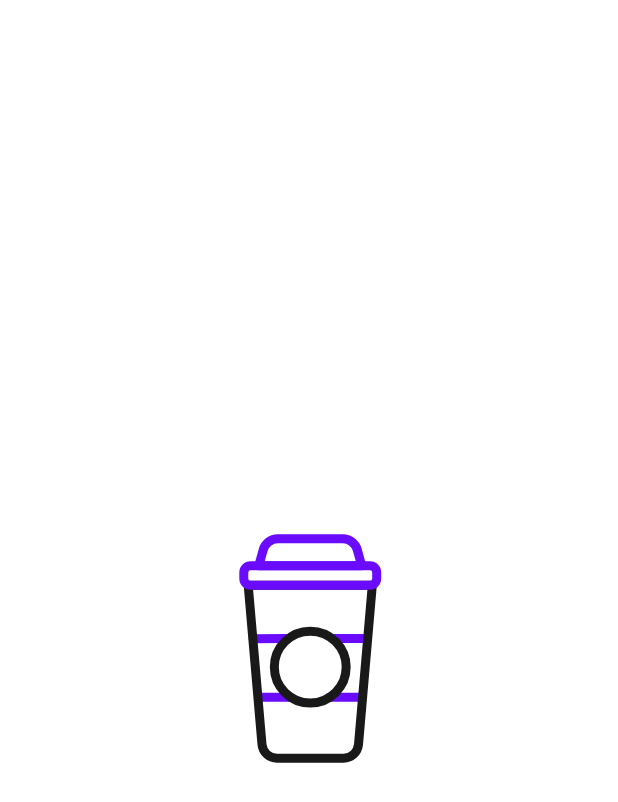
After one commit to kekulta/Events, an Android app built with Jetpack Compose: the composable SplashFlow shown on its own in the app's theme, on a phone screen of 412 x 824 dp. The commit adds this screen. Shown: the top 802 px of the screen. Run offline under Robolectric (Android 15) with nearby library versions, the light colour scheme and no system bars; Roboto replaces fonts that are not available here.

Commit message:
Add SplashScreen and Flow routes

```diff
--- a/app/build.gradle.kts
+++ b/app/build.gradle.kts
@@ -12,7 +12,7 @@ android {
 
     defaultConfig {
         applicationId = "com.kekulta.events"
-        minSdk = 29
+        minSdk = 31
         targetSdk = 34
         versionCode = 1
         versionName = "1.0"
@@ -55,6 +55,8 @@ android {
 }
 
 dependencies {
+    implementation(libs.androidx.core.splashscreen)
+    implementation(libs.lottie.compose)
     implementation(libs.coil.compose)
     implementation(libs.telephoto.zoomable)
     implementation(libs.androidx.core.ktx)
--- a/app/src/main/java/com/kekulta/events/ui/navigation/NavigatorUtils.kt
+++ b/app/src/main/java/com/kekulta/events/ui/navigation/NavigatorUtils.kt
@@ -3,6 +3,7 @@ package com.kekulta.events.ui.navigation
 import android.os.Build
 import android.os.Bundle
 import android.os.Parcelable
+import androidx.activity.compose.LocalOnBackPressedDispatcherOwner
 import androidx.compose.animation.AnimatedContentScope
 import androidx.compose.runtime.Composable
 import androidx.compose.runtime.CompositionLocalProvider
@@ -20,6 +21,10 @@ import kotlinx.serialization.encodeToString
 import kotlinx.serialization.json.Json
 import kotlin.reflect.typeOf
 
+@Composable
+fun getOnBackPressedDispatcher() = checkNotNull(LocalOnBackPressedDispatcherOwner.current) {
+    "No OnBackPressedDispatcherOwner was provided via LocalOnBackPressedDispatcherOwner"
+}.onBackPressedDispatcher
 
 val LocalNavigator = staticCompositionLocalOf<Navigator> {
     error("No navigator provided!")
--- /dev/null
+++ b/app/src/main/java/com/kekulta/events/ui/screens/flows/SplashFlow.kt
@@ -0,0 +1,61 @@
+package com.kekulta.events.ui.screens.flows
+
+import androidx.compose.foundation.layout.Box
+import androidx.compose.foundation.layout.fillMaxSize
+import androidx.compose.foundation.layout.size
+import androidx.compose.runtime.Composable
+import androidx.compose.runtime.getValue
+import androidx.compose.runtime.mutableStateOf
+import androidx.compose.runtime.remember
+import androidx.compose.runtime.setValue
+import androidx.compose.ui.Alignment
+import androidx.compose.ui.Modifier
+import com.airbnb.lottie.compose.LottieAnimation
+import com.airbnb.lottie.compose.LottieCompositionSpec
+import com.airbnb.lottie.compose.animateLottieCompositionAsState
+import com.airbnb.lottie.compose.rememberLottieComposition
+import com.kekulta.events.R
+import com.kekulta.events.ui.theme.EventsTheme
+
+@Composable
+fun SplashFlow(
+    onFlowEnd: () -> Unit,
+) {
+    Box(modifier = Modifier.fillMaxSize(), contentAlignment = Alignment.Center) {
+        AnimatedPreloader(
+            modifier = Modifier.size(EventsTheme.sizes.sizeX100),
+            LottieCompositionSpec.RawRes(
+                R.raw.splash_coffee
+            ),
+            onEnd = onFlowEnd,
+        )
+    }
+}
+
+@Composable
+fun AnimatedPreloader(
+    modifier: Modifier = Modifier, spec: LottieCompositionSpec, onEnd: () -> Unit
+) {
+    var isEnded by remember {
+        mutableStateOf(false)
+    }
+
+    val preloaderLottieComposition by rememberLottieComposition(
+        spec
+    )
+
+    val preloaderProgress by animateLottieCompositionAsState(
+        preloaderLottieComposition, iterations = 1, isPlaying = true
+    )
+
+    LottieAnimation(
+        composition = preloaderLottieComposition,
+        progress = { preloaderProgress },
+        modifier = modifier
+    )
+
+    if (preloaderProgress == 1f && !isEnded) {
+        isEnded = true
+        onEnd()
+    }
+}
--- /dev/null
+++ b/app/src/main/res/drawable/null_icon.xml
@@ -0,0 +1,9 @@
+<vector xmlns:android="http://schemas.android.com/apk/res/android"
+    android:width="24dp"
+    android:height="24dp"
+    android:viewportWidth="24"
+    android:viewportHeight="24">
+    <path
+        android:fillColor="#00000000"
+        android:pathData="M13,13V19H11V13H5V11H11V5H13V11H19V13H13Z" />
+</vector>
--- a/app/src/main/res/values/themes.xml
+++ b/app/src/main/res/values/themes.xml
@@ -2,4 +2,10 @@
 <resources>
 
     <style name="Theme.Events" parent="android:Theme.Material.Light.NoActionBar" />
+
+    <style name="Theme.Events.Splash" parent="Theme.SplashScreen">
+        <item name="windowSplashScreenAnimatedIcon">@drawable/null_icon</item>
+        <item name="android:windowSplashScreenBackground">@color/brandBackground</item>
+        <item name="postSplashScreenTheme">@style/Theme.Events</item>
+    </style>
 </resources>
--- a/gradle/libs.versions.toml
+++ b/gradle/libs.versions.toml
@@ -1,6 +1,7 @@
 [versions]
 agp = "8.5.0"
 coilCompose = "2.6.0"
+coreSplashscreen = "1.0.1"
 kotlin = "2.0.0"
 coreKtx = "1.13.1"
 junit = "4.13.2"
@@ -12,9 +13,11 @@ activityCompose = "1.9.0"
 composeBom = "2024.06.00-alpha01"
 navigationCompose = "2.8.0-beta04"
 telephoto = "0.11.2"
+lottieCompose = "5.2.0"
 
 [libraries]
 androidx-core-ktx = { group = "androidx.core", name = "core-ktx", version.ref = "coreKtx" }
+androidx-core-splashscreen = { module = "androidx.core:core-splashscreen", version.ref = "coreSplashscreen" }
 androidx-navigation-compose = { module = "androidx.navigation:navigation-compose", version.ref = "navigationCompose" }
 coil-compose = { module = "io.coil-kt:coil-compose", version.ref = "coilCompose" }
 junit = { group = "junit", name = "junit", version.ref = "junit" }
@@ -35,6 +38,7 @@ androidx-ui-test-junit4 = { group = "androidx.compose.ui", name = "ui-test-junit
 androidx-material3 = { group = "androidx.compose.material3", name = "material3" }
 kotlinx-serialization-json = { module = "org.jetbrains.kotlinx:kotlinx-serialization-json", version.ref = "kotlinxSerializationJson" }
 telephoto-zoomable = { group = "me.saket.telephoto", name = "zoomable", version.ref = "telephoto" }
+lottie-compose = { module = "com.airbnb.android:lottie-compose", version.ref = "lottieCompose" }
 
 [plugins]
 android-application = { id = "com.android.application", version.ref = "agp" }
```
Also changed, not shown: app/src/main/AndroidManifest.xml (+3 -7 lines), app/src/main/java/com/kekulta/events/MainActivity.kt (+7 -71 lines), app/src/main/java/com/kekulta/events/ui/navigation/FlowGraph.kt (added, +29 -0 lines), app/src/main/java/com/kekulta/events/ui/navigation/Flows.kt (added, +20 -0 lines), app/src/main/java/com/kekulta/events/ui/screens/flows/MainFlow.kt (added, +75 -0 lines), app/src/main/res/raw/splash_coffee.json (added, +1 -0 lines), app/src/main/res/values/colors.xml (+12 -0 lines).
